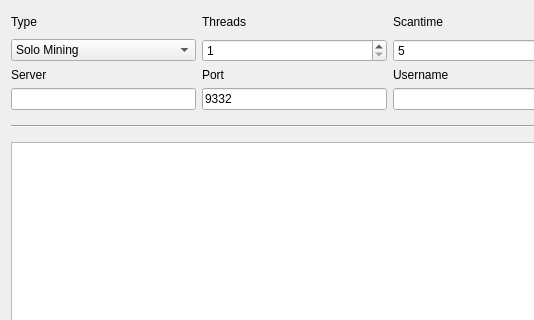
First picture: the form in src/qt/forms/miningpage.ui, repository dwights/schrutebuck, before the edit; both pictures show x 0 to 534 and y 0 to 320 of the 780 by 636 pixel window.
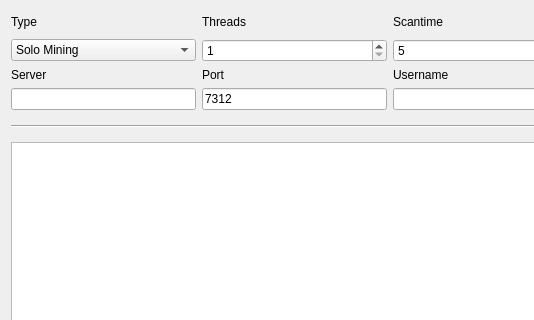
Second picture: the form after the edit.

```diff
--- a/src/qt/forms/miningpage.ui
+++ b/src/qt/forms/miningpage.ui
@@ -231,10 +231,10 @@
       <bool>true</bool>
      </property>
      <property name="text">
-      <string>9332</string>
+      <string>7312</string>
      </property>
      <property name="value" stdset="0">
-      <number>9332</number>
+      <number>7312</number>
      </property>
     </widget>
    </item>
```
